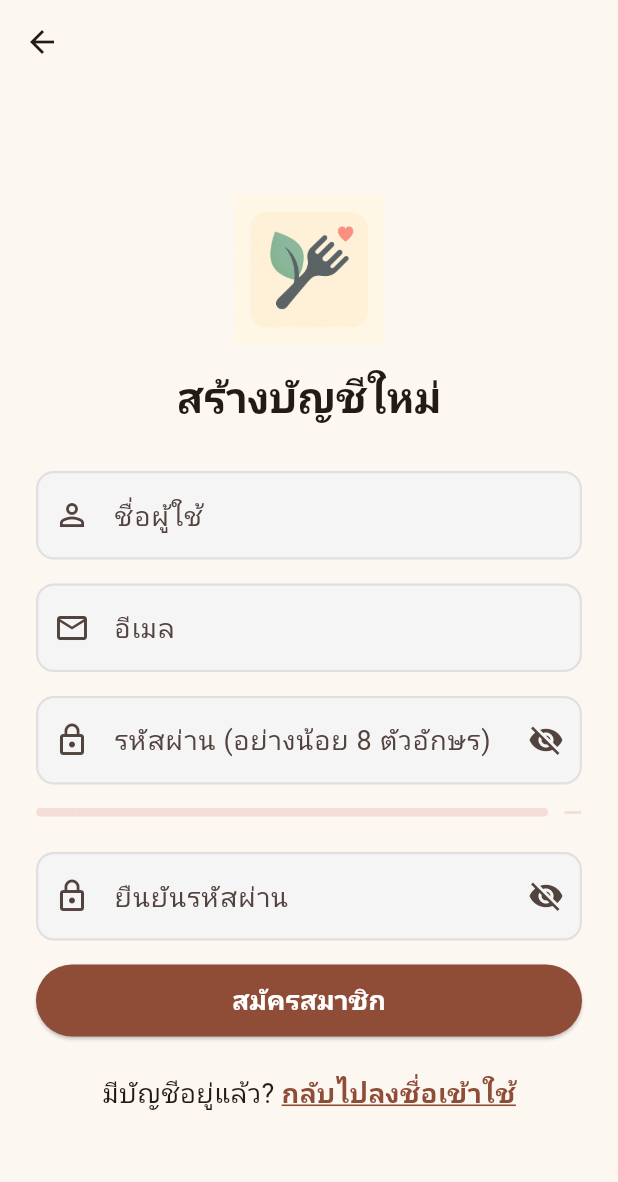
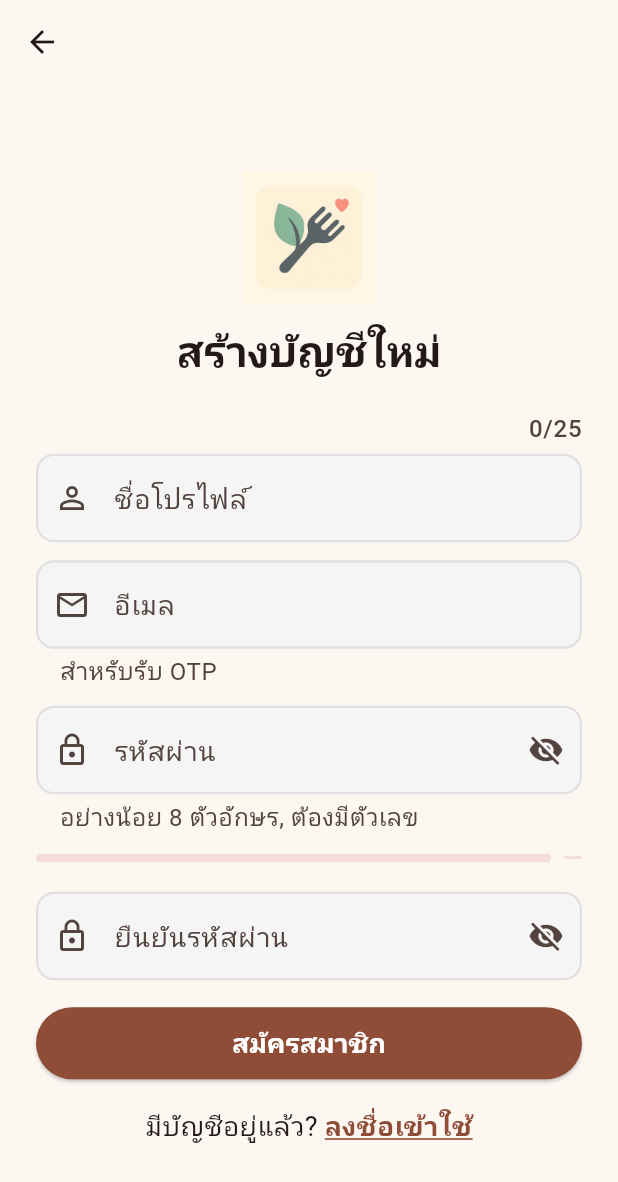
Before and after one commit to Hakuma17/Cookbook, a Flutter app: the RegisterScreen screen opened by its route, on a phone screen of 412 x 824 dp. Shown: the top 1182 px of the screen. Run offline on Flutter 3.47's test engine with Material 3 defaults, Android fonts, the light colour scheme and no system bars; our stand-ins replace cached_network_image, camera, device_info_plus, equatable, flutter_svg, flutter_tts and 9 more; missing offline and left inert: tflite_flutter; accounts and stored records are empty; Roboto replaces fonts that are missing (Itim).

Commit message:
feat(register): ปรับปรุงการตรวจสอบอีเมลและชื่อโปรไฟล์ พร้อมปรับ UI และข้อความแสดงผล

```diff
--- a/cookbook/lib/screens/register_screen.dart
+++ b/cookbook/lib/screens/register_screen.dart
@@ -1,7 +1,9 @@
 // lib/screens/register_screen.dart
 import 'dart:async';
+import 'dart:convert';
 import 'package:flutter/gestures.dart';
 import 'package:flutter/material.dart';
+import 'package:flutter/services.dart';
 import '../services/api_service.dart';
 import '../services/auth_service.dart';
 
@@ -12,63 +14,64 @@ class RegisterScreen extends StatefulWidget {
 }
 
 class _RegisterScreenState extends State<RegisterScreen> {
-  /* ───── Form & Controllers ───── */
   final _formKey = GlobalKey<FormState>();
   final _userCtrl = TextEditingController();
   final _emailCtrl = TextEditingController();
   final _passCtrl = TextEditingController();
   final _confirmCtrl = TextEditingController();
 
-  // โฟกัส
+  // ลิมิต (ให้ตรงกับ BE)
+  static const int _kNameUiMax = 25; // จำกัดบน UI เท่านั้น
+  static const int _kNameDbMaxBytes = 100; // หลังบ้านตรวจจริง (ไบต์)
+  static const int _kEmailDbMax = 100;
+
   final _userNode = FocusNode();
   final _emailNode = FocusNode();
   final _passNode = FocusNode();
   final _confirmNode = FocusNode();
 
-  late final TapGestureRecognizer _toLoginTap; // ลิงก์กลับหน้า Login
+  late final TapGestureRecognizer _toLoginTap;
 
-  // ซ่อน/โชว์รหัสผ่าน
   bool _hidePass = true;
   bool _hideConfirm = true;
 
-  /* ───── State ───── */
   bool _isLoading = false;
   String? _errorMsg;
 
-  // ★ สถานะตรวจอีเมลแบบเรียลไทม์
+  // ตรวจอีเมลซ้ำ (debounce)
   Timer? _emailDebounce;
   bool _emailChecking = false;
-  bool? _emailAvailable; // true=ว่างใช้ได้, false=ถูกใช้แล้ว, null=ยังไม่รู้
-  String? _emailServerError; // โชว์ใต้ช่องอีเมลเมื่อซ้ำ/ผิด
+  bool? _emailAvailable;
+  String? _emailServerError;
 
-  final _emailReg = RegExp(r'^[\w\.\-\+]+@([\w\-]+\.)+[A-Za-z]{2,}$');
+  // อีเมล: รูปแบบกว้าง ไม่อนุญาตช่องว่าง
+  final _emailReg = RegExp(r'^[^@\s]+@[^@\s]+\.[^@\s]+$');
 
-  // มิเตอร์ความแข็งแรง (0..1)
+  // [ปรับปรุง] ลบ RegExp ที่เคยจำกัดอักขระชื่อโปรไฟล์ออกทั้งหมด
+  // static final RegExp _usernameAllowedOneChar =
+  //     RegExp(r'[A-Za-z0-9_.\-ก-ฮะ-์ \t]');
+  // static final RegExp _usernameAllowedWhole =
+  //     RegExp(r'^[A-Za-z0-9_.\-ก-ฮะ-์ \t]+$');
+
+  // มิเตอร์ความแข็งแรง
   double get _strength => _calcStrength(_passCtrl.text);
   void _onPassChanged() {
-    if (mounted) setState(() {}); // อัปเดตมิเตอร์
+    if (mounted) setState(() {});
   }
 
   @override
   void initState() {
     super.initState();
-    // แตะ “กลับไปลงชื่อเข้าใช้”
-    _toLoginTap = TapGestureRecognizer()
-      ..onTap = () {
-        if (!mounted) return;
-        Navigator.pop(context);
-      };
-    _passCtrl.addListener(_onPassChanged); // อัปเดตมิเตอร์เรียลไทม์
+    _toLoginTap = TapGestureRecognizer()..onTap = () => Navigator.pop(context);
+    _passCtrl.addListener(_onPassChanged);
 
-    // พิมพ์อะไรให้เคลียร์ error
     for (final c in [_userCtrl, _emailCtrl, _passCtrl, _confirmCtrl]) {
       c.addListener(() {
         if (_errorMsg != null && mounted) setState(() => _errorMsg = null);
       });
     }
-
-    // ★ ตรวจอีเมลแบบ debounce
     _emailCtrl.addListener(_onEmailChanged);
+    _userCtrl.addListener(() => setState(() {})); // อัปเดตตัวนับ 0/25
   }
 
   @override
@@ -80,8 +83,6 @@ class _RegisterScreenState extends State<RegisterScreen> {
     _passCtrl.removeListener(_onPassChanged);
     _passCtrl.dispose();
     _confirmCtrl.dispose();
-
-    // ล้าง focus
     _userNode.dispose();
     _emailNode.dispose();
     _passNode.dispose();
@@ -90,30 +91,24 @@ class _RegisterScreenState extends State<RegisterScreen> {
     super.dispose();
   }
 
-  // ★ ตรวจอีเมลซ้ำเมื่อผู้ใช้พิมพ์เสร็จ (debounce 450ms)
   void _onEmailChanged() {
     setState(() {
       _emailServerError = null;
-      _emailAvailable = null; // reset icon
+      _emailAvailable = null;
     });
 
     final s = _emailCtrl.text.trim();
     _emailDebounce?.cancel();
 
-    if (!_emailReg.hasMatch(s)) {
-      // รูปแบบยังไม่ถูก → ยังไม่ยิง
-      setState(() {
-        _emailChecking = false;
-      });
+    if (!_emailReg.hasMatch(s) || s.length > _kEmailDbMax) {
+      setState(() => _emailChecking = false);
       return;
     }
 
     _emailDebounce = Timer(const Duration(milliseconds: 450), () async {
-      setState(() {
-        _emailChecking = true;
-      });
+      setState(() => _emailChecking = true);
       try {
-        final res = await ApiService.checkEmailAvailability(s);
+        final res = await ApiService.checkEmailAvailability(s.toLowerCase());
         if (!mounted) return;
         final exists = res['exists'] == true;
         setState(() {
@@ -127,7 +122,7 @@ class _RegisterScreenState extends State<RegisterScreen> {
         if (!mounted) return;
         setState(() {
           _emailChecking = false;
-          _emailAvailable = null; // unknown
+          _emailAvailable = null;
           _emailServerError = e.message;
         });
       } catch (_) {
@@ -140,31 +135,35 @@ class _RegisterScreenState extends State<RegisterScreen> {
     });
   }
 
-  /* ───── Validators ───── */
+  // ===== Validators (ตรงกับ BE ที่จำเป็น) =====
   String? _validateUsername(String? v) {
     final s = (v ?? '').trim();
-    if (s.isEmpty) return 'กรุณากรอกชื่อผู้ใช้';
-    if (s.length < 3) return 'ชื่อผู้ใช้ต้องมีอย่างน้อย 3 ตัวอักษร';
-    // อักษร/ตัวเลข/._- + ไทย
-    if (!RegExp(r'^[A-Za-z0-9_.\-ก-ฮะ-์\s]+$').hasMatch(s)) {
-      return 'ใช้ได้เฉพาะอักษร/ตัวเลข/._- เท่านั้น';
+    if (s.isEmpty) return 'กรุณากรอกชื่อโปรไฟล์';
+    if (utf8.encode(s).length > _kNameDbMaxBytes) {
+      return 'ชื่อยาวเกินไป (เกิน 100 ไบต์)';
     }
+    // [ปรับปรุง] ลบการตรวจสอบชนิดอักขระ ให้ตรงกับ BE
+    // if (!_usernameAllowedWhole.hasMatch(s)) {
+    //   return 'มีอักขระไม่ถูกต้อง';
+    // }
+    return null;
   }
 
   String? _validateEmail(String? v) {
     final s = (v ?? '').trim();
     if (s.isEmpty) return 'กรุณากรอกอีเมล';
     if (!_emailReg.hasMatch(s)) return 'รูปแบบอีเมลไม่ถูกต้อง';
-    return null; // ★ ซ้ำจะถูกใส่ผ่าน _emailServerError แทน
+    if (s.length > _kEmailDbMax) return 'อีเมลยาวเกินไป';
+    return null;
   }
 
-  // เกณฑ์เดียวกับหน้าเปลี่ยนรหัสผ่าน
   String? _validatePassword(String? v) {
-    final s = (v ?? '').trim();
+    final s = v ?? ''; // ไม่ trim เพื่อให้เช็ค space ได้
     if (s.isEmpty) return 'กรุณากรอกรหัสผ่าน';
     if (s.length < 8) return 'รหัสผ่านต้องมีอย่างน้อย 8 ตัวอักษร';
-    if (!RegExp(r'(?=.*[A-Za-z])(?=.*\d)').hasMatch(s))
-      return 'ต้องมีทั้งตัวอักษรและตัวเลขอย่างละ 1';
+    if (!RegExp(r'(?=.*[A-Za-z])(?=.*\d)').hasMatch(s)) {
+      return 'ต้องมีทั้งตัวอักษรและตัวเลข';
+    }
     return null;
   }
 
@@ -174,7 +173,9 @@ class _RegisterScreenState extends State<RegisterScreen> {
     return null;
   }
 
-  /* ───── Strength logic ───── */
+  // (ส่วน Strength meter, _parseErrors และ UI คงเดิม ไม่มีการเปลี่ยนแปลง)
+  // ...
+  // ===== Strength meter =====
   double _calcStrength(String p) {
     if (p.isEmpty) return 0.0;
     int score = 0;
@@ -220,13 +221,12 @@ class _RegisterScreenState extends State<RegisterScreen> {
     return raw.toString();
   }
 
-  /* ───── Register Method ───── */
+  // ===== Register =====
   Future<void> _register() async {
     if (!(_formKey.currentState?.validate() ?? false)) return;
 
-    // ★ ถ้าเช็คแล้วพบว่าอีเมลซ้ำ → บล็อคก่อน
     if (_emailAvailable == false) {
-      setState(() => _errorMsg = 'อีเมลนี้มีอยู่แล้ว');
+      setState(() => _errorMsg = 'อีเมลนี้ถูกใช้งานแล้ว');
       return;
     }
 
@@ -236,22 +236,17 @@ class _RegisterScreenState extends State<RegisterScreen> {
       _errorMsg = null;
     });
 
-    // อ่านค่าจากฟอร์ม
-    final email = _emailCtrl.text.trim();
+    final email = _emailCtrl.text.trim().toLowerCase();
     final username = _userCtrl.text.trim();
     final pass = _passCtrl.text;
     final confirm = _confirmCtrl.text;
 
     try {
-      // ยิงสมัคร
       final res = await ApiService.register(email, pass, confirm, username);
       if (!mounted) return;
 
       if (res['success'] == true) {
-        // ส่งเมลสำเร็จไหม?
         final sent = res['email_sent'] == true;
-
-        // จำสถานะ “รอยืนยัน” เพื่อ resume
         await AuthService.markPendingEmailVerify(
             email: email, startCooldown: sent);
         Navigator.pushReplacementNamed(
@@ -261,7 +256,6 @@ class _RegisterScreenState extends State<RegisterScreen> {
         );
         return;
       }
-      // ถ้าไม่สำเร็จ → แสดงข้อความผิดพลาด
       final msgDyn = res['message'];
       final errs = res['errors'];
       final msg = (msgDyn is String && msgDyn.trim().isNotEmpty)
@@ -277,7 +271,6 @@ class _RegisterScreenState extends State<RegisterScreen> {
     }
   }
 
-  // ★ ไอคอนสถานะท้ายช่องอีเมล
   Widget? _buildEmailSuffix() {
     if (_emailChecking) {
       return const SizedBox(
@@ -290,20 +283,25 @@ class _RegisterScreenState extends State<RegisterScreen> {
       );
     }
     if (_emailAvailable == true) {
-      return const Icon(Icons.check_circle_outline);
+      return const Icon(Icons.check_circle_outline, color: Colors.green);
     }
     if (_emailAvailable == false) {
-      return const Icon(Icons.error_outline);
+      return Icon(Icons.error_outline,
+          color: Theme.of(context).colorScheme.error);
     }
     return null;
   }
 
-  /* ───── Build UI ───── */
   @override
   Widget build(BuildContext context) {
     final theme = Theme.of(context);
     final textTheme = theme.textTheme;
     final s = _strength;
+
+    // ใช้ utf8.encode().length เพื่อให้ได้จำนวน byte ที่ถูกต้องสำหรับตัวนับ
+    // แต่เพื่อ UX ที่ดี เราจะแสดงเป็นจำนวนตัวอักษร (rune)
+    final charCount = _userCtrl.text.runes.length;
+    final counterText = '$charCount/$_kNameUiMax';
 
     return Scaffold(
       appBar: AppBar(backgroundColor: Colors.transparent, elevation: 0),
@@ -312,57 +310,91 @@ class _RegisterScreenState extends State<RegisterScreen> {
         child: Center(
           child: SingleChildScrollView(
             padding:
-                const EdgeInsets.symmetric(horizontal: 24.0, vertical: 16.0),
+                const EdgeInsets.symmetric(horizontal: 24.0, vertical: 12.0),
             child: Form(
               key: _formKey,
               autovalidateMode: AutovalidateMode.onUserInteraction,
               child: Column(
-                mainAxisAlignment: MainAxisAlignment.center,
                 crossAxisAlignment: CrossAxisAlignment.stretch,
                 children: [
-                  // โลโก้ + หัวเรื่อง
-                  Image.asset('assets/images/logo.png', height: 100),
-                  const SizedBox(height: 16),
+                  const SizedBox(height: 6),
+                  Image.asset('assets/images/logo.png', height: 90),
+                  const SizedBox(height: 12),
                   Text(
                     'สร้างบัญชีใหม่',
                     textAlign: TextAlign.center,
                     style: textTheme.headlineMedium
                         ?.copyWith(fontWeight: FontWeight.bold),
                   ),
-                  const SizedBox(height: 32),
+                  const SizedBox(height: 24),
 
-                  // Username
+                  // ===== [ปรับปรุง] ชื่อโปรไฟล์ (แยก Label กับ Counter) =====
+                  Row(
+                    mainAxisAlignment:
+                        MainAxisAlignment.end, // จัดให้ตัวนับชิดขวา
+                    children: [
+                      // เอา Label แบบเก่า 'Text('ชื่อโปรไฟล์'...)' ออกไปจากตรงนี้
+                      Text(counterText, // เหลือแค่ตัวนับไว้
+                          style: textTheme.labelMedium?.copyWith(
+                              color: theme.colorScheme.onSurfaceVariant)),
+                    ],
+                  ),
+                  const SizedBox(height: 6),
                   TextFormField(
                     controller: _userCtrl,
                     focusNode: _userNode,
                     textInputAction: TextInputAction.next,
                     onFieldSubmitted: (_) => _emailNode.requestFocus(),
+                    // ซ่อน counter ของ TextFormField เอง
+                    buildCounter: (_,
+                            {required currentLength,
+                            required isFocused,
+                            maxLength}) =>
+                        null,
+                    inputFormatters: [
+                      // [ปรับปรุง] ลบ FilteringTextInputFormatter ที่จำกัดอักขระออก
+                      // FilteringTextInputFormatter.allow(_usernameAllowedOneChar),
+
+                      // ใช้ LengthLimitingTextInputFormatter เพื่อจำกัด 'จำนวนตัวอักษร' ที่พิมพ์ได้บน UI
+                      LengthLimitingTextInputFormatter(_kNameUiMax),
+                    ],
+                    // [ปรับปรุง] ใส่ labelText ที่นี่เพื่อให้มัน animate ได้
                     decoration: const InputDecoration(
-                      labelText: 'ชื่อผู้ใช้',
+                      labelText: 'ชื่อโปรไฟล์', // << เพิ่มตรงนี้
+                      // hintText: 'ชื่อที่จะแสดงในโปรไฟล์', // เอา hintText ออก
                       prefixIcon: Icon(Icons.person_outline),
                     ),
                     validator: _validateUsername,
+                    autofillHints: const [AutofillHints.username],
                   ),
-                  const SizedBox(height: 16),
 
-                  // Email
+                  const SizedBox(height: 12),
+
+                  // ===== อีเมล =====
                   TextFormField(
                     controller: _emailCtrl,
                     focusNode: _emailNode,
                     keyboardType: TextInputType.emailAddress,
                     textInputAction: TextInputAction.next,
                     onFieldSubmitted: (_) => _passNode.requestFocus(),
+                    inputFormatters: [
+                      FilteringTextInputFormatter.deny(RegExp(r'\s')),
+                      LengthLimitingTextInputFormatter(_kEmailDbMax),
+                    ],
                     decoration: InputDecoration(
                       labelText: 'อีเมล',
+                      helperText: 'สำหรับรับ OTP',
                       prefixIcon: const Icon(Icons.email_outlined),
-                      suffixIcon: _buildEmailSuffix(), // ★
-                      errorText: _emailServerError, // ★
+                      suffixIcon: _buildEmailSuffix(),
+                      errorText: _emailServerError,
                     ),
                     validator: _validateEmail,
+                    autofillHints: const [AutofillHints.email],
                   ),
-                  const SizedBox(height: 16),
 
-                  // Password
+                  const SizedBox(height: 12),
+
+                  // ===== รหัสผ่าน =====
                   TextFormField(
                     controller: _passCtrl,
                     focusNode: _passNode,
@@ -370,7 +402,8 @@ class _RegisterScreenState extends State<RegisterScreen> {
                     textInputAction: TextInputAction.next,
                     onFieldSubmitted: (_) => _confirmNode.requestFocus(),
                     decoration: InputDecoration(
-                      labelText: 'รหัสผ่าน (อย่างน้อย 8 ตัวอักษร)',
+                      labelText: 'รหัสผ่าน',
+                      helperText: 'อย่างน้อย 8 ตัวอักษร, ต้องมีตัวเลข',
                       prefixIcon: const Icon(Icons.lock_outline),
                       suffixIcon: IconButton(
                         icon: Icon(_hidePass
@@ -381,10 +414,11 @@ class _RegisterScreenState extends State<RegisterScreen> {
                       ),
                     ),
                     validator: _validatePassword,
+                    autofillHints: const [AutofillHints.newPassword],
                   ),
 
-                  // Strength meter
-                  const SizedBox(height: 8),
+                  // มิเตอร์ความแข็งแรง
+                  const SizedBox(height: 6),
                   Row(
                     children: [
                       Expanded(
@@ -402,7 +436,7 @@ class _RegisterScreenState extends State<RegisterScreen> {
                           ),
                         ),
                       ),
-                      const SizedBox(width: 10),
+                      const SizedBox(width: 8),
                       Text(
                         _strengthLabel(s),
                         style: textTheme.bodySmall?.copyWith(
@@ -411,9 +445,10 @@ class _RegisterScreenState extends State<RegisterScreen> {
                       ),
                     ],
                   ),
-                  const SizedBox(height: 16),
 
-                  // Confirm Password
+                  const SizedBox(height: 12),
+
+                  // ===== ยืนยันรหัสผ่าน =====
                   TextFormField(
                     controller: _confirmCtrl,
                     focusNode: _confirmNode,
@@ -433,41 +468,47 @@ class _RegisterScreenState extends State<RegisterScreen> {
                       ),
                     ),
                     validator: _validateConfirm,
+                    autofillHints: const [AutofillHints.newPassword],
                   ),
-                  const SizedBox(height: 16),
 
-                  // Error รวม
+                  const SizedBox(height: 12),
+
                   if (_errorMsg != null)
                     Padding(
-                      padding: const EdgeInsets.symmetric(vertical: 8.0),
-                      child: Text(_errorMsg!,
+                      padding: const EdgeInsets.symmetric(vertical: 6.0),
+                      child: Text(
+                        _errorMsg!,
                         textAlign: TextAlign.center,
-                          style: TextStyle(color: theme.colorScheme.error)),
+                        style: TextStyle(color: theme.colorScheme.error),
+                      ),
                     ),
 
-                  // ปุ่มสมัคร
+                  const SizedBox(height: 6),
+
                   ElevatedButton(
                     onPressed: _isLoading ? null : _register,
                     style: ElevatedButton.styleFrom(
-                        minimumSize: const Size.fromHeight(48)),
+                      minimumSize: const Size.fromHeight(48),
+                    ),
                     child: _isLoading
                         ? const SizedBox(
                             height: 24,
                             width: 24,
                             child: CircularProgressIndicator(
-                                strokeWidth: 3, color: Colors.white))
+                                strokeWidth: 3, color: Colors.white),
+                          )
                         : const Text('สมัครสมาชิก'),
                   ),
-                  const SizedBox(height: 24),
+                  const SizedBox(height: 18),
 
-                  // ลิงก์กลับไป Login
                   Center(
-                    child: Text.rich(TextSpan(
+                    child: Text.rich(
+                      TextSpan(
                         text: 'มีบัญชีอยู่แล้ว? ',
                         style: textTheme.bodyMedium,
                         children: [
                           TextSpan(
-                          text: 'กลับไปลงชื่อเข้าใช้',
+                            text: 'ลงชื่อเข้าใช้',
                             style: TextStyle(
                               fontWeight: FontWeight.bold,
                               color: theme.colorScheme.primary,
@@ -476,7 +517,8 @@ class _RegisterScreenState extends State<RegisterScreen> {
                             recognizer: _toLoginTap,
                           ),
                         ],
-                    )),
+                      ),
+                    ),
                   ),
                   const SizedBox(height: 8),
                 ],
```
Lines whose indentation alone changed are shown as unchanged.
